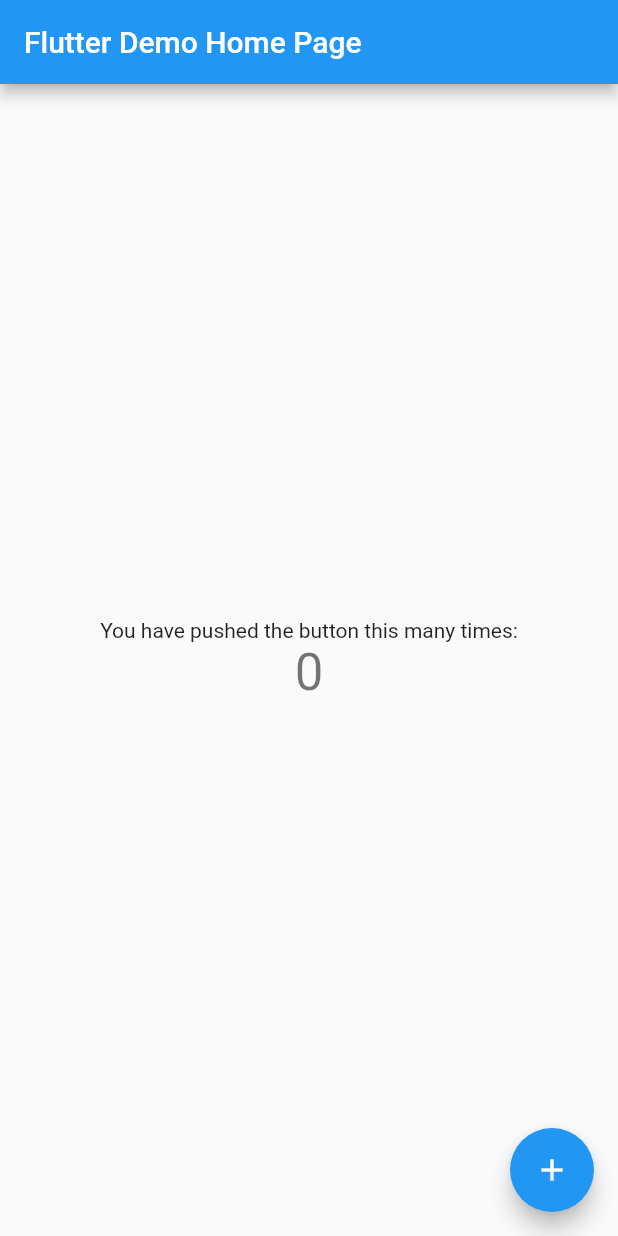
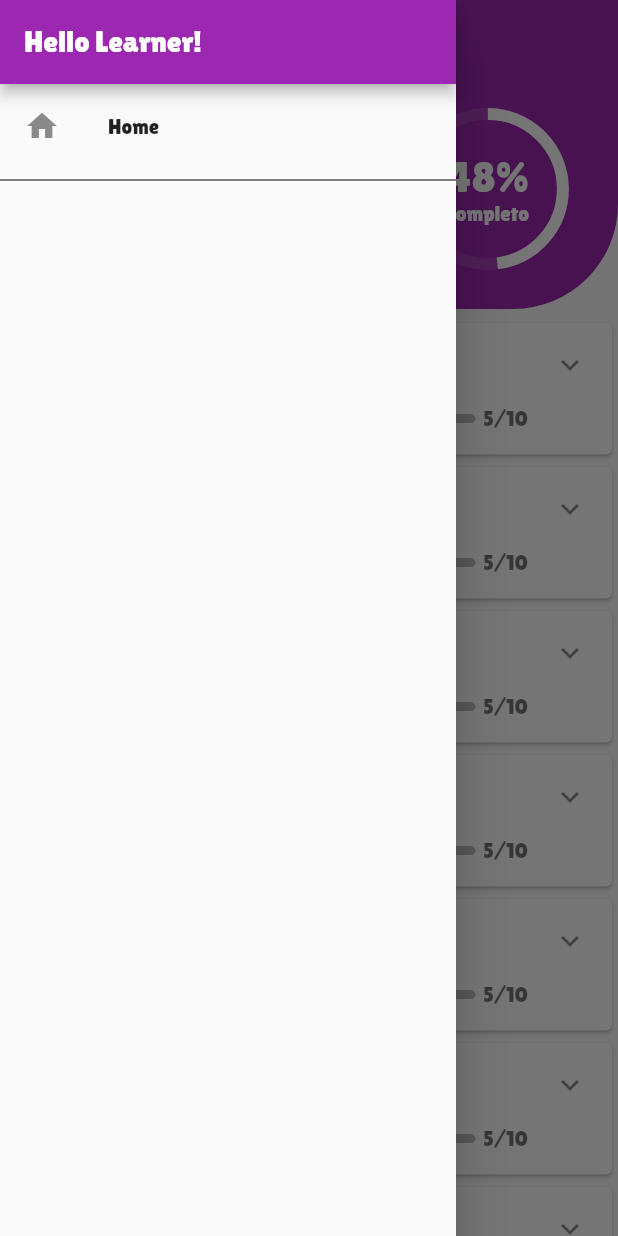
Before and after one commit to igorvidottof/izi_english_now, a Flutter app: the screen it shows after launch, with the side drawer open (before the commit the screen has no drawer), on a phone screen of 412 x 824 dp. Run offline on Flutter 3.47's test engine with Material 2 defaults, Android fonts, the phone set to English and light mode, and no system bars; our stand-ins replace get_it, mobx, sqflite; accounts and stored records are empty; generated files the repository leaves out were written again.

Commit message:
designing...

```diff
--- a/lib/main.dart
+++ b/lib/main.dart
@@ -1,117 +1,28 @@
 import 'package:flutter/material.dart';
+import 'package:get_it/get_it.dart';
+import 'package:izi_english_now/screens/lesson_categories_screen.dart';
 
 void main() {
+  GetIt getIt = GetIt.I;
   runApp(MyApp());
 }
 
 class MyApp extends StatelessWidget {
-  // This widget is the root of your application.
   @override
   Widget build(BuildContext context) {
     return MaterialApp(
       title: 'Flutter Demo',
       theme: ThemeData(
-        // This is the theme of your application.
-        //
-        // Try running your application with "flutter run". You'll see the
-        // application has a blue toolbar. Then, without quitting the app, try
-        // changing the primarySwatch below to Colors.green and then invoke
-        // "hot reload" (press "r" in the console where you ran "flutter run",
-        // or simply save your changes to "hot reload" in a Flutter IDE).
-        // Notice that the counter didn't reset back to zero; the application
-        // is not restarted.
-        primarySwatch: Colors.blue,
-        // This makes the visual density adapt to the platform that you run
-        // the app on. For desktop platforms, the controls will be smaller and
-        // closer together (more dense) than on mobile platforms.
+        primarySwatch: Colors.purple,
         visualDensity: VisualDensity.adaptivePlatformDensity,
+        fontFamily: 'LilitaOne',
+        chipTheme:
+            ChipTheme.of(context).copyWith(backgroundColor: Colors.white),
       ),
-      home: MyHomePage(title: 'Flutter Demo Home Page'),
+      home: LessonCategoriesScreen(),
+      routes: {
+        LessonCategoriesScreen.routeName: (ctx) => LessonCategoriesScreen(),
+      },
     );
   }
 }
-
-class MyHomePage extends StatefulWidget {
-  MyHomePage({Key key, this.title}) : super(key: key);
-
-  // This widget is the home page of your application. It is stateful, meaning
-  // that it has a State object (defined below) that contains fields that affect
-  // how it looks.
-
-  // This class is the configuration for the state. It holds the values (in this
-  // case the title) provided by the parent (in this case the App widget) and
-  // used by the build method of the State. Fields in a Widget subclass are
-  // always marked "final".
-
-  final String title;
-
-  @override
-  _MyHomePageState createState() => _MyHomePageState();
-}
-
-class _MyHomePageState extends State<MyHomePage> {
-  int _counter = 0;
-
-  void _incrementCounter() {
-    setState(() {
-      // This call to setState tells the Flutter framework that something has
-      // changed in this State, which causes it to rerun the build method below
-      // so that the display can reflect the updated values. If we changed
-      // _counter without calling setState(), then the build method would not be
-      // called again, and so nothing would appear to happen.
-      _counter++;
-    });
-  }
-
-  @override
-  Widget build(BuildContext context) {
-    // This method is rerun every time setState is called, for instance as done
-    // by the _incrementCounter method above.
-    //
-    // The Flutter framework has been optimized to make rerunning build methods
-    // fast, so that you can just rebuild anything that needs updating rather
-    // than having to individually change instances of widgets.
-    return Scaffold(
-      appBar: AppBar(
-        // Here we take the value from the MyHomePage object that was created by
-        // the App.build method, and use it to set our appbar title.
-        title: Text(widget.title),
-      ),
-      body: Center(
-        // Center is a layout widget. It takes a single child and positions it
-        // in the middle of the parent.
-        child: Column(
-          // Column is also a layout widget. It takes a list of children and
-          // arranges them vertically. By default, it sizes itself to fit its
-          // children horizontally, and tries to be as tall as its parent.
-          //
-          // Invoke "debug painting" (press "p" in the console, choose the
-          // "Toggle Debug Paint" action from the Flutter Inspector in Android
-          // Studio, or the "Toggle Debug Paint" command in Visual Studio Code)
-          // to see the wireframe for each widget.
-          //
-          // Column has various properties to control how it sizes itself and
-          // how it positions its children. Here we use mainAxisAlignment to
-          // center the children vertically; the main axis here is the vertical
-          // axis because Columns are vertical (the cross axis would be
-          // horizontal).
-          mainAxisAlignment: MainAxisAlignment.center,
-          children: <Widget>[
-            Text(
-              'You have pushed the button this many times:',
-            ),
-            Text(
-              '$_counter',
-              style: Theme.of(context).textTheme.headline4,
-            ),
-          ],
-        ),
-      ),
-      floatingActionButton: FloatingActionButton(
-        onPressed: _incrementCounter,
-        tooltip: 'Increment',
-        child: Icon(Icons.add),
-      ), // This trailing comma makes auto-formatting nicer for build methods.
-    );
-  }
-}
--- /dev/null
+++ b/lib/models/answer.dart
@@ -0,0 +1,6 @@
+class Answer {
+  final String text;
+  final bool isCorrect;
+
+  Answer(this.text, this.isCorrect);
+}
--- /dev/null
+++ b/lib/screens/lesson_categories_screen.dart
@@ -0,0 +1,171 @@
+import 'package:flutter/material.dart';
+import 'package:izi_english_now/widgets/app_drawer.dart';
+
+class LessonCategoriesScreen extends StatelessWidget {
+  static const routeName = '/lesson-categories';
+
+  @override
+  Widget build(BuildContext context) {
+    return Scaffold(
+      appBar: AppBar(
+        title: Text('Curso'),
+        centerTitle: true,
+        elevation: 0,
+      ),
+      drawer: AppDrawer(),
+      body: SafeArea(
+        child: SingleChildScrollView(
+          child: Column(
+            children: [
+              Container(
+                padding: EdgeInsets.only(bottom: 10),
+                decoration: BoxDecoration(
+                  color: Theme.of(context).primaryColor,
+                  borderRadius: BorderRadius.only(
+                    bottomRight: Radius.circular(70),
+                  ),
+                ),
+                height: 150,
+                child: Row(
+                  mainAxisAlignment: MainAxisAlignment.spaceAround,
+                  children: [
+                    Column(
+                      mainAxisAlignment: MainAxisAlignment.center,
+                      crossAxisAlignment: CrossAxisAlignment.start,
+                      children: [
+                        Text(
+                          'Hello learner,',
+                          style: TextStyle(
+                            fontSize: 26,
+                            color: Colors.white,
+                          ),
+                        ),
+                        Chip(
+                          avatar: Icon(
+                            Icons.face,
+                            color: Theme.of(context).primaryColor,
+                          ),
+                          label: Text(
+                            'Você está no nível 6',
+                            style: TextStyle(
+                              color: Theme.of(context).primaryColor,
+                              fontWeight: FontWeight.bold,
+                            ),
+                          ),
+                        ),
+                      ],
+                    ),
+                    Stack(
+                      children: [
+                        SizedBox(
+                          height: 100,
+                          width: 100,
+                          child: CircularProgressIndicator(
+                            strokeWidth: 8,
+                            value: 0.48,
+                            backgroundColor: Colors.white12,
+                            valueColor:
+                                AlwaysStoppedAnimation<Color>(Colors.white),
+                          ),
+                        ),
+                        Container(
+                          height: 100,
+                          width: 100,
+                          decoration: BoxDecoration(
+                            shape: BoxShape.circle,
+                          ),
+                          child: Column(
+                            mainAxisAlignment: MainAxisAlignment.center,
+                            children: [
+                              Text(
+                                '48%',
+                                style: TextStyle(
+                                  fontSize: 28,
+                                  color: Colors.white,
+                                ),
+                              ),
+                              Text(
+                                'completo',
+                                style: TextStyle(
+                                  color: Colors.white,
+                                ),
+                              ),
+                            ],
+                          ),
+                        ),
+                      ],
+                    ),
+                  ],
+                ),
+              ),
+              SizedBox(
+                height: 5,
+              ),
+              ListView.builder(
+                shrinkWrap: true,
+                physics: NeverScrollableScrollPhysics(),
+                itemCount: 10,
+                itemBuilder: (ctx, i) {
+                  return LessonCategoryItem();
+                },
+              ),
+            ],
+          ),
+        ),
+      ),
+    );
+  }
+}
+
+// LessonCategoriesScreen Widgets
+class LessonCategoryItem extends StatelessWidget {
+  @override
+  Widget build(BuildContext context) {
+    return Card(
+      child: ListTile(
+        onTap: () => print('Lesson Category Item'),
+        leading: Icon(Icons.book),
+        title: Text('Introdução'),
+        trailing: Icon(Icons.expand_more),
+        isThreeLine: true,
+        subtitle: Column(
+          crossAxisAlignment: CrossAxisAlignment.start,
+          children: [
+            SizedBox(height: 2),
+            Text(
+              'A descrição do módulo vem aqui',
+              textAlign: TextAlign.start,
+            ),
+            SizedBox(height: 5),
+            Row(
+              children: [
+                Expanded(
+                  child: Container(
+                    height: 6,
+                    decoration: BoxDecoration(
+                      color: Colors.grey.shade400,
+                      borderRadius: BorderRadius.circular(10),
+                    ),
+                    child: FractionallySizedBox(
+                      widthFactor: 0.5,
+                      alignment: Alignment.centerLeft,
+                      child: Container(
+                        decoration: BoxDecoration(
+                          color: Colors.purple,
+                          borderRadius: BorderRadius.circular(10),
+                        ),
+                      ),
+                    ),
+                  ),
+                ),
+                SizedBox(width: 5),
+                Text('5/10'),
+              ],
+            ),
+            SizedBox(height: 8),
+          ],
+        ),
+      ),
+    );
+  }
+}
--- /dev/null
+++ b/lib/widgets/app_drawer.dart
@@ -0,0 +1,27 @@
+import 'package:flutter/material.dart';
+import 'package:izi_english_now/screens/lesson_categories_screen.dart';
+
+class AppDrawer extends StatelessWidget {
+  @override
+  Widget build(BuildContext context) {
+    return Drawer(
+      child: Column(
+        mainAxisAlignment: MainAxisAlignment.start,
+        children: [
+          AppBar(
+            title: Text('Hello Learner!'),
+            automaticallyImplyLeading: false,
+          ),
+          ListTile(
+            leading: Icon(Icons.home),
+            title: Text('Home'),
+            onTap: () => Navigator.of(context).pushReplacementNamed(
+              LessonCategoriesScreen.routeName,
+            ),
+          ),
+          Divider(color: Colors.black),
+        ],
+      ),
+    );
+  }
+}
```
Also changed, not shown: lib/data/lesson_categories.dart (added, +23 -0 lines), lib/data/questions.dart (added, +148 -0 lines), lib/database/db_helper.dart (added, +56 -0 lines), lib/models/lesson_category_mobx.dart (added, +24 -0 lines), lib/models/question.dart (added, +13 -0 lines), lib/size_config.dart (added, +29 -0 lines), pubspec.yaml (+11 -4 lines), lib/assets/fonts/LilitaOne-Regular.ttf (added), lib/models/lesson_category_mobx.g.dart (added), pubspec.lock.
